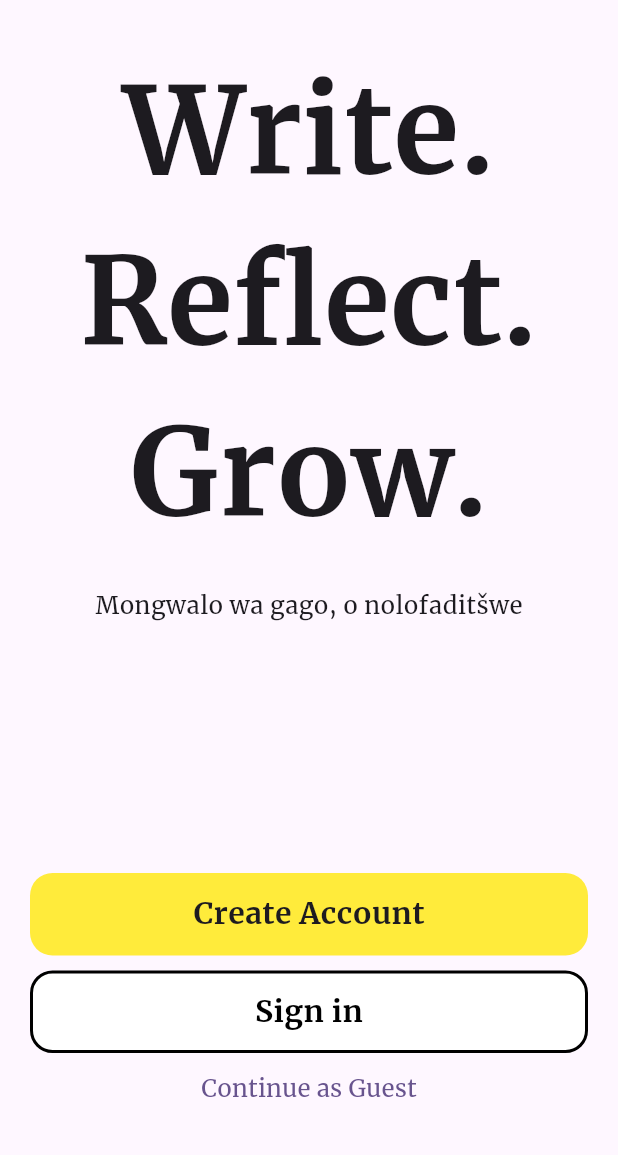
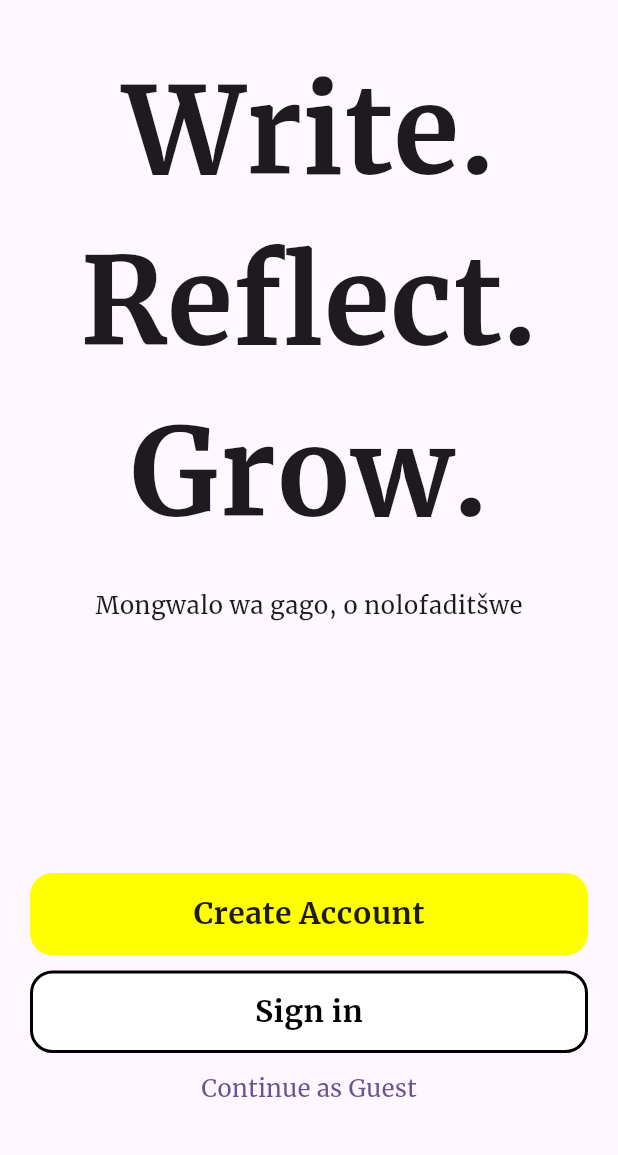
Before and after one commit to KevinRaleie-dev/journo, a Flutter app: the screen it shows after launch, on a phone screen of 412 x 824 dp, the part 81-1236 px from its top. Run offline on Flutter 3.47's test engine with Material 3 defaults, Android fonts, the phone set to English and light mode, and no system bars.

Commit message:
Add color to primary button

```diff
--- a/lib/src/widgets/buttons/long_rectangle_buttons.dart
+++ b/lib/src/widgets/buttons/long_rectangle_buttons.dart
@@ -16,7 +16,9 @@ class LongRectangleButton extends StatelessWidget {
         width: 380,
         height: 55,
         decoration: BoxDecoration(
-            color: Colors.yellow, borderRadius: BorderRadius.circular(15)),
+            color: const Color(
+                0xFFFFFF00), //   use actual figma color - need to create a color scheme
+            borderRadius: BorderRadius.circular(15)),
         child: Center(
           child: Text(
             title,
```
